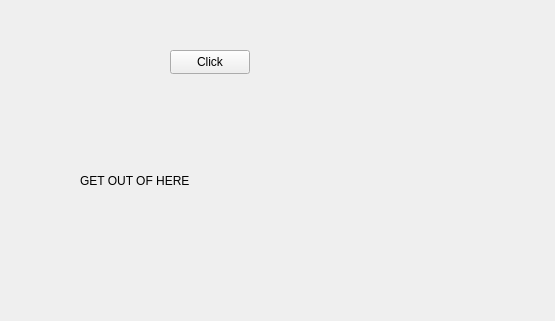
Qt form Signals&Slots/Signals_and_slots/widget.ui (skril349/QT) before a commit.
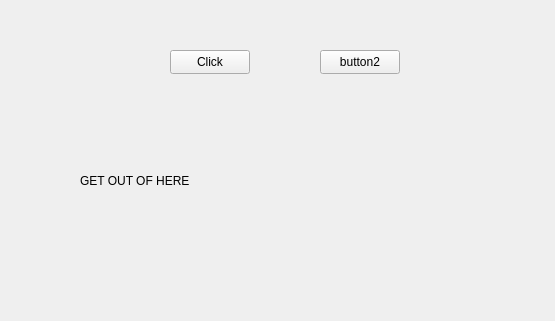
The same form after that commit.

Commit message: differences between signals and slots, and button simple pressed with functions

```diff
--- a/Signals&Slots/Signals_and_slots/widget.ui
+++ b/Signals&Slots/Signals_and_slots/widget.ui
@@ -39,6 +39,19 @@
     <string>GET OUT OF HERE</string>
    </property>
   </widget>
+  <widget class="QPushButton" name="button2">
+   <property name="geometry">
+    <rect>
+     <x>320</x>
+     <y>50</y>
+     <width>80</width>
+     <height>24</height>
+    </rect>
+   </property>
+   <property name="text">
+    <string>button2</string>
+   </property>
+  </widget>
  </widget>
  <resources/>
  <connections/>
```
The commit also changes 8 other files.
